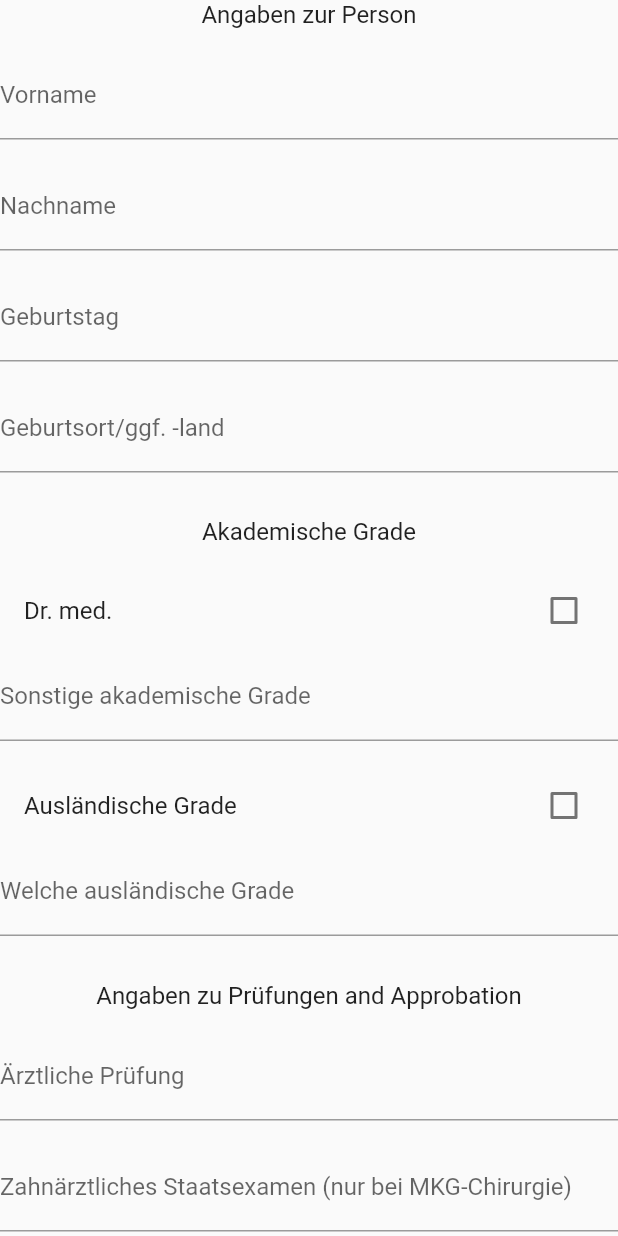
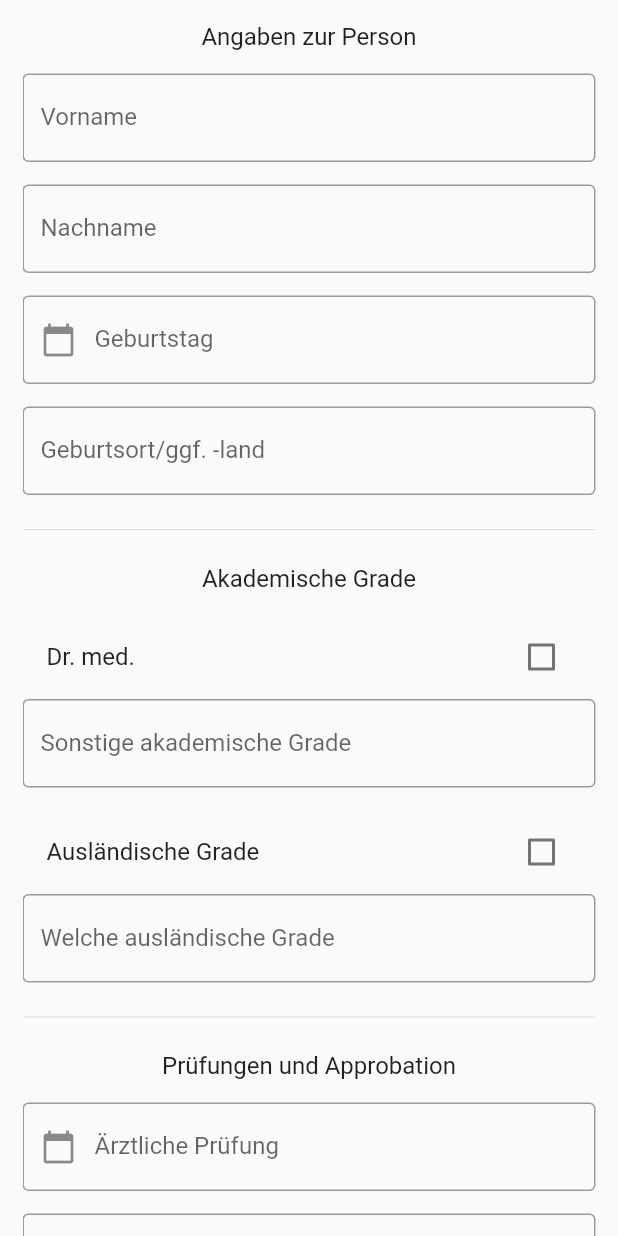
Before and after one commit to FlorianGFox/ane-buddy, a Flutter app: the ProfileForm widget shown alone on an empty page, opened directly with empty values, on a phone screen of 412 x 824 dp. Run offline on Flutter 3.47's test engine with Material 2 defaults, Android fonts, the phone set to English and light mode, and no system bars; drawn by our look-alikes of datetime_picker_formfield; our stand-ins replace bloc, dartz, flutter_bloc, freezed_annotation, get_it, hive and 2 more; missing offline and left inert: flutter_full_pdf_viewer; accounts and stored records are empty; generated files the repository leaves out were written again.

Commit message:
Profile: Improved design.

```diff
--- a/lib/presentation/core/widgets/ane_date_time_field.dart
+++ b/lib/presentation/core/widgets/ane_date_time_field.dart
@@ -29,6 +29,8 @@ class AneDateTimeField extends StatelessWidget {
     return DateTimeField(
       decoration: InputDecoration(
         labelText: labelText,
+        border: OutlineInputBorder(),
+        prefixIcon: Icon(Icons.calendar_today),
       ),
       format: dateFormat,
       controller: controller,
--- /dev/null
+++ b/lib/presentation/core/widgets/ane_input_decoration.dart
@@ -0,0 +1,12 @@
+import 'package:flutter/material.dart';
+
+class AneInputDecoration extends InputDecoration {
+  AneInputDecoration({
+    String labelText,
+    Widget icon,
+  }) : super(
+          labelText: labelText,
+          icon: icon,
+          border: OutlineInputBorder(),
+        );
+}
--- a/lib/presentation/profile/pages/profile_page.dart
+++ b/lib/presentation/profile/pages/profile_page.dart
@@ -56,7 +56,7 @@ class __ProfilePageState extends State<_ProfilePage> {
   Widget _createPage(BuildContext context, Profile profile) {
     return Scaffold(
       appBar: AppBar(
-        title: Text('Profil'),
+        title: Text('Bearbeite Profil'),
         leading: IconButton(
           icon: Icon(Icons.clear),
           onPressed: () {
--- a/lib/presentation/profile/widgets/profile_form.dart
+++ b/lib/presentation/profile/widgets/profile_form.dart
@@ -1,3 +1,4 @@
+import 'package:ane_buddy/presentation/core/widgets/ane_input_decoration.dart';
 import 'package:flutter/material.dart';
 import 'package:flutter_bloc/flutter_bloc.dart';
 import 'package:intl/intl.dart' show DateFormat;
@@ -27,17 +28,19 @@ class _ProfileFormState extends State<ProfileForm> {
     final SizedBox mediumDistance = SizedBox(height: 30.0);
     final TextStyle subTitle = Theme.of(context).textTheme.subtitle1;
 
-    return Container(
+    return Padding(
+      padding: EdgeInsets.symmetric(horizontal: 15.0),
       child: SingleChildScrollView(
         child: Column(
           children: <Widget>[
+            smallDistance,
             Text(
               'Angaben zur Person',
               style: subTitle,
             ),
             smallDistance,
             TextField(
-              decoration: InputDecoration(
+              decoration: AneInputDecoration(
                 labelText: 'Vorname',
               ),
               controller: TextEditingController(text: profile.firstName),
@@ -52,7 +55,7 @@ class _ProfileFormState extends State<ProfileForm> {
             ),
             smallDistance,
             TextField(
-              decoration: InputDecoration(
+              decoration: AneInputDecoration(
                 labelText: 'Nachname',
               ),
               controller: TextEditingController(text: profile.lastName),
@@ -84,7 +87,7 @@ class _ProfileFormState extends State<ProfileForm> {
             ),
             smallDistance,
             TextField(
-              decoration: InputDecoration(
+              decoration: AneInputDecoration(
                 labelText: 'Geburtsort/ggf. -land',
               ),
               controller: TextEditingController(text: profile?.birthPlace),
@@ -97,7 +100,9 @@ class _ProfileFormState extends State<ProfileForm> {
                     .add(ProfileEvent.updateCachedProfile(profile));
               },
             ),
-            mediumDistance,
+            smallDistance,
+            Divider(),
+            smallDistance,
             Text(
               'Akademische Grade',
               style: subTitle,
@@ -118,7 +123,7 @@ class _ProfileFormState extends State<ProfileForm> {
               },
             ),
             TextField(
-              decoration: InputDecoration(
+              decoration: AneInputDecoration(
                 labelText: 'Sonstige akademische Grade',
               ),
               controller: TextEditingController(text: profile.otherDegrees),
@@ -147,7 +152,7 @@ class _ProfileFormState extends State<ProfileForm> {
               },
             ),
             TextField(
-              decoration: InputDecoration(
+              decoration: AneInputDecoration(
                 labelText: 'Welche ausländische Grade',
               ),
               controller: TextEditingController(text: profile.foreignDegrees),
@@ -160,9 +165,11 @@ class _ProfileFormState extends State<ProfileForm> {
                     .add(ProfileEvent.updateCachedProfile(profile));
               },
             ),
-            mediumDistance,
+            smallDistance,
+            Divider(),
+            smallDistance,
             Text(
-              'Angaben zu Prüfungen and Approbation',
+              'Prüfungen und Approbation',
               style: subTitle,
             ),
             smallDistance,
```
